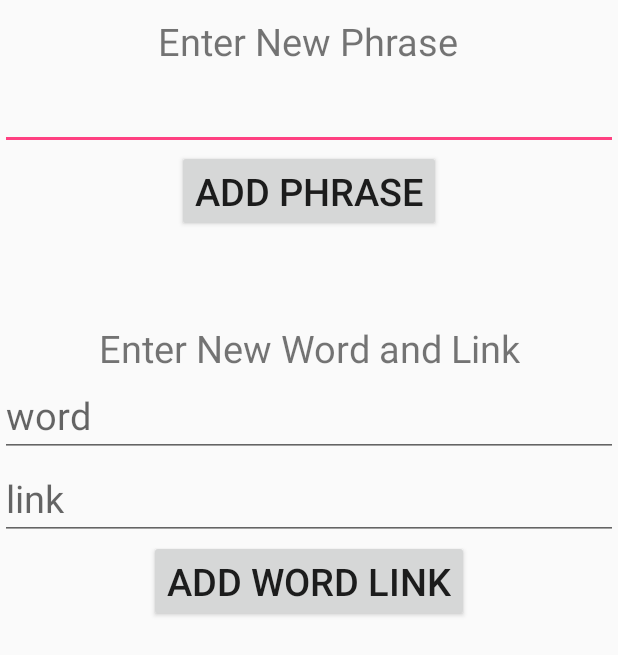
After one commit to jain/CONNECT_JUNIOR_DESIGN, an Android app: the layout phrase.xml on its own in the app's theme, with its tools: preview values and no code run, on a phone screen of 412 x 824 dp. The commit adds this screen. Shown: the top 655 px of the screen. Run offline under Robolectric (Android 15) with nearby library versions, the phone set to English and light mode, and no system bars; network calls fail.

Commit message:
Editting of phrase works

```diff
--- a/app/src/main/java/vikram/connect/com/connect/Data.java
+++ b/app/src/main/java/vikram/connect/com/connect/Data.java
@@ -21,6 +21,7 @@ public class Data {
     public static JSONObject module = null;
     public static JSONObject firebaseJS = null;
     public static String video = "";
+    public static String videoWord = "";
     public static void save(Context context) throws JSONException, IOException {
         File path = context.getFilesDir();
         File file = new File(path, "CONNECT.json");
--- a/app/src/main/java/vikram/connect/com/connect/DownloadedAdapter.java
+++ b/app/src/main/java/vikram/connect/com/connect/DownloadedAdapter.java
@@ -81,7 +81,7 @@ public class DownloadedAdapter extends RecyclerView.Adapter<DownloadedAdapter.Ol
             public void onClick(View view) {
                 try {
                     Object dat = Data.firebaseJS.get(data.get(index)[0]);
-                    Data.modules.remove(data.get(index)[0]);
+                    //Data.modules.remove(data.get(index)[0]);
                     Data.modules.put(data.get(index)[0], dat);
                 } catch (JSONException e) {
                     e.printStackTrace();
--- a/app/src/main/java/vikram/connect/com/connect/VideoActivity.java
+++ b/app/src/main/java/vikram/connect/com/connect/VideoActivity.java
@@ -31,6 +31,7 @@ public class VideoActivity extends AppCompatActivity {
     @Override
     protected void onResume(){
         super.onResume();
+        getActionBar().setTitle(Data.videoWord + " Explained");
         mwv.loadUrl(Data.video);
     }
 }
--- a/app/src/main/res/layout/activity_edit.xml
+++ b/app/src/main/res/layout/activity_edit.xml
@@ -47,7 +47,7 @@
             android:layout_height="wrap_content"
             android:layout_weight="0.2"
             android:onClick="newPhrase"
-            android:text="Add New Phrase" />
+            android:text="Add New Phrase/Link" />
 
         <ListView
             android:id="@+id/wordLinks"
--- /dev/null
+++ b/app/src/main/res/layout/phrase.xml
@@ -0,0 +1,58 @@
+<?xml version="1.0" encoding="utf-8"?>
+<LinearLayout xmlns:android="http://schemas.android.com/apk/res/android"
+    android:layout_width="match_parent"
+    android:orientation="vertical"
+    android:layout_height="match_parent">
+    <TextView
+        android:paddingTop="10dp"
+        android:textSize="25sp"
+        android:layout_gravity="center"
+        android:gravity="center"
+        android:text="Enter New Phrase"
+        android:layout_width="wrap_content"
+        android:layout_height="wrap_content" />
+    <EditText
+        android:id="@+id/phrase"
+        android:paddingTop="10dp"
+        android:layout_width="match_parent"
+        android:textSize="25sp"
+        android:layout_height="wrap_content" />
+    <Button
+        android:onClick="addPhrase"
+        android:text="Add Phrase"
+        android:layout_gravity="center"
+        android:paddingTop="10dp"
+        android:layout_width="wrap_content"
+        android:textSize="25sp"
+        android:layout_height="wrap_content" />
+    <TextView
+        android:paddingTop="60dp"
+        android:textSize="25sp"
+        android:layout_gravity="center"
+        android:gravity="center"
+        android:text="Enter New Word and Link"
+        android:layout_width="wrap_content"
+        android:layout_height="wrap_content" />
+    <EditText
+        android:id="@+id/word"
+        android:hint="word"
+        android:paddingTop="10dp"
+        android:layout_width="match_parent"
+        android:textSize="25sp"
+        android:layout_height="wrap_content" />
+    <EditText
+        android:id="@+id/link"
+        android:hint="link"
+        android:paddingTop="10dp"
+        android:layout_width="match_parent"
+        android:textSize="25sp"
+        android:layout_height="wrap_content" />
+    <Button
+        android:onClick="addLink"
+        android:text="Add Word Link"
+        android:layout_gravity="center"
+        android:paddingTop="10dp"
+        android:layout_width="wrap_content"
+        android:textSize="25sp"
+        android:layout_height="wrap_content" />
+</LinearLayout>
```
Also changed, not shown: app/src/main/java/vikram/connect/com/connect/EditActivity.java (+81 -13 lines), app/src/main/java/vikram/connect/com/connect/EditLongClickListener.java (added, +69 -0 lines), app/src/main/java/vikram/connect/com/connect/LinkClickListener.java (added, +68 -0 lines), app/src/main/java/vikram/connect/com/connect/MainActivity.java (+3 -8 lines).
